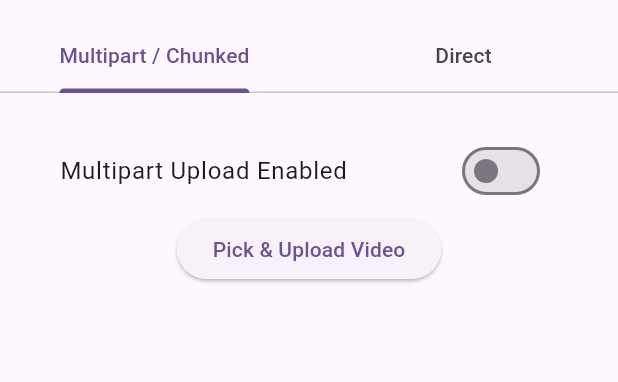
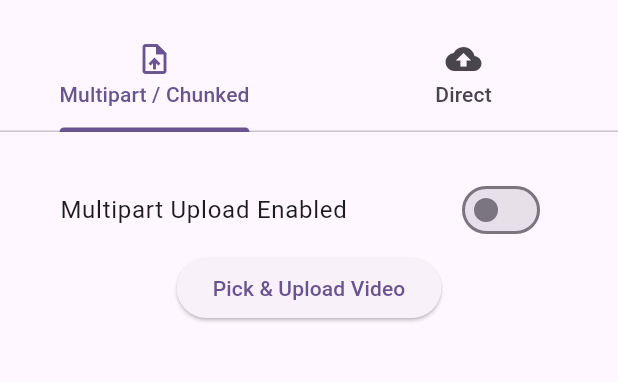
Before and after one commit to Fahadbinfayaz96/upload_methods, a Flutter app: the screen it shows after launch, after a tap on "Pick & Upload Video", on a phone screen of 412 x 824 dp, the part 63-445 px from its top. Run offline on Flutter 3.47's test engine with Material 3 defaults, Android fonts, the phone set to English and light mode, and no system bars; our stand-ins replace dio, image_picker, rxdart, video_player.

Commit message:
added the docs in code

```diff
--- a/lib/main.dart
+++ b/lib/main.dart
@@ -2,51 +2,80 @@ import 'package:flutter/material.dart';
 import 'package:upload_test/direct_upload.dart';
 import 'package:upload_test/multipart_upload.dart';
 
+/// Main entry point for the Video Upload Demo application
+///
+/// This application demonstrates three different file upload methods:
+/// 1. Multipart form upload
+/// 2. Chunked streaming upload
+/// 3. Direct upload with presigned URLs
+///
+/// The app features a tabbed interface to switch between different upload methods.
 void main() {
   runApp(const MyApp());
 }
 
+/// Root widget of the application
+///
+/// Configures the global MaterialApp settings including:
+/// - Application title
+/// - Theme configuration
+/// - Debug banner visibility
+/// - Initial route
 class MyApp extends StatelessWidget {
   const MyApp({super.key});
 
-  // This widget is the root of your application.
   @override
   Widget build(BuildContext context) {
     return MaterialApp(
       title: 'Flutter Demo',
       theme: ThemeData(
-
         colorScheme: ColorScheme.fromSeed(seedColor: Colors.deepPurple),
         useMaterial3: true,
-
       ),
       debugShowCheckedModeBanner: false,
-      home:  UploadHome(),
+      home: const UploadHome(),
     );
   }
 }
 
-
+/// Home screen that provides navigation between different upload methods
+///
+/// Features:
+/// - Tab-based navigation
+/// - Two main upload method categories:
+///   1. Multipart/Chunked uploads
+///   2. Direct S3 uploads with presigned URLs
+///
+/// Uses a DefaultTabController to manage tab state and switching.
 class UploadHome extends StatelessWidget {
   const UploadHome({super.key});
 
   @override
   Widget build(BuildContext context) {
     return DefaultTabController(
-      length: 2, // Two tabs: Multipart/Chunked and Direct
+      length: 2, // Number of tabs
       child: Scaffold(
         appBar: AppBar(
           title: const Text("Video Upload Options"),
           bottom: const TabBar(
             tabs: [
-              Tab(text: "Multipart / Chunked"),
-              Tab(text: "Direct"),
+              Tab(
+                icon: Icon(Icons.upload_file),
+                text: "Multipart / Chunked",
+              ),
+              Tab(
+                icon: Icon(Icons.cloud_upload),
+                text: "Direct",
+              ),
             ],
           ),
         ),
         body: const TabBarView(
           children: [
+            // First tab: Multipart and Chunked upload implementations
             UploadScreen(),
+
+            // Second tab: Direct S3 upload implementation
             DirectUploadScreen(),
           ],
         ),
--- a/lib/multipart_upload.dart
+++ b/lib/multipart_upload.dart
@@ -5,19 +5,39 @@ import 'package:flutter/material.dart';
 import 'package:image_picker/image_picker.dart';
 import 'package:video_player/video_player.dart';
 
+/// A Flutter widget for handling video uploads with two different methods:
+/// 1. Multipart form upload (default)
+/// 2. Chunked streaming upload
+///
+/// Features:
+/// - Toggle between upload methods
+/// - Real-time progress tracking
+/// - Video preview after upload
+/// - Upload performance metrics
 class UploadScreen extends StatefulWidget {
   const UploadScreen({super.key});
+
   @override
   State<UploadScreen> createState() => _UploadScreenState();
 }
 
 class _UploadScreenState extends State<UploadScreen> {
+  /// Current upload progress (0.0 to 1.0)
   double progress = 0.0;
+
+  /// Flag indicating if an upload is in progress
   bool isUploading = false;
+
+  /// Toggle between chunked and multipart upload
   bool useChunkedUpload = false;
+
+  /// Path to the uploaded video file
   String? uploadedVideoPath;
+
+  /// Time taken for upload in milliseconds
   int? uploadDurationMs;
 
+  /// Controller for video playback preview
   VideoPlayerController? _videoController;
 
   @override
@@ -26,7 +46,13 @@ class _UploadScreenState extends State<UploadScreen> {
     super.dispose();
   }
 
+  /// Main upload handler that:
+  /// 1. Selects video from gallery
+  /// 2. Configures Dio client
+  /// 3. Performs upload based on selected method
+  /// 4. Handles response and initializes video player
   Future<void> pickAndUpload() async {
+    // Step 1: Pick video from gallery
     final file = await ImagePicker().pickVideo(source: ImageSource.gallery);
     if (file == null) return;
 
@@ -45,6 +71,36 @@ class _UploadScreenState extends State<UploadScreen> {
 
     try {
       if (useChunkedUpload) {
+        // Chunked upload implementation
+        await _performChunkedUpload(dio, filename, filePath);
+      } else {
+        // Multipart upload implementation
+        await _performMultipartUpload(dio, filename, filePath);
+      }
+
+      // Initialize video player if upload succeeded
+      if (uploadedVideoPath != null) {
+        await _initializeVideoPlayer();
+      }
+    } catch (e) {
+      _showToast("Upload error: $e");
+      log("Upload error: $e");
+    } finally {
+      stopwatch.stop();
+      setState(() {
+        isUploading = false;
+        uploadDurationMs = stopwatch.elapsedMilliseconds;
+      });
+    }
+  }
+
+  /// Performs chunked streaming upload
+  ///
+  /// @param dio The Dio client instance
+  /// @param filename Name of the file to upload
+  /// @param filePath Local path to the video file
+  Future<void> _performChunkedUpload(
+      Dio dio, String filename, String filePath) async {
     final url = "http://000.000.0.00:3000/upload-chunked/$filename";
     final totalBytes = File(filePath).lengthSync();
     final fileStream = File(filePath).openRead();
@@ -67,7 +123,15 @@ class _UploadScreenState extends State<UploadScreen> {
     } else {
       _showToast("Chunked Upload Failed");
     }
-      } else {
+  }
+
+  /// Performs multipart form upload
+  ///
+  /// @param dio The Dio client instance
+  /// @param filename Name of the file to upload
+  /// @param filePath Local path to the video file
+  Future<void> _performMultipartUpload(
+      Dio dio, String filename, String filePath) async {
     final url = "http://000.000.0.00:3000/upload-multipart";
     final formData = FormData.fromMap({
       "file": await MultipartFile.fromFile(filePath, filename: filename),
@@ -89,24 +153,15 @@ class _UploadScreenState extends State<UploadScreen> {
     }
   }
 
-      if (uploadedVideoPath != null) {
+  /// Initializes the video player controller with the uploaded file
+  Future<void> _initializeVideoPlayer() async {
     _videoController?.dispose();
     _videoController = VideoPlayerController.file(File(uploadedVideoPath!));
     await _videoController!.initialize();
     setState(() {});
   }
-    } catch (e) {
-      _showToast(" Upload error: $e");
-      log("Upload error: $e");
-    } finally {
-      stopwatch.stop();
-      setState(() {
-        isUploading = false;
-        uploadDurationMs = stopwatch.elapsedMilliseconds;
-      });
-    }
-  }
 
+  /// Displays a snackbar with the given message
   void _showToast(String message) {
     ScaffoldMessenger.of(context).showSnackBar(SnackBar(content: Text(message)));
   }
@@ -116,13 +171,12 @@ class _UploadScreenState extends State<UploadScreen> {
     final progressPercent = (progress * 100).toStringAsFixed(1);
 
     return Scaffold(
-
       body: Padding(
         padding: const EdgeInsets.all(24.0),
         child: SingleChildScrollView(
           child: Column(
-
             children: [
+              // Upload method toggle
               SwitchListTile(
                 title: Text(useChunkedUpload
                     ? "Chunked Upload Enabled"
@@ -130,11 +184,16 @@ class _UploadScreenState extends State<UploadScreen> {
                 value: useChunkedUpload,
                 onChanged: (val) => setState(() => useChunkedUpload = val),
               ),
+
+              // Upload button
               ElevatedButton(
                 onPressed: isUploading ? null : pickAndUpload,
                 child: const Text("Pick & Upload Video"),
               ),
+
               const SizedBox(height: 20),
+
+              // Progress indicator
               if (isUploading)
                 Column(
                   children: [
@@ -143,6 +202,8 @@ class _UploadScreenState extends State<UploadScreen> {
                     Text("Progress: $progressPercent%"),
                   ],
                 ),
+
+              // Video preview section
               if (uploadedVideoPath != null &&
                   _videoController != null &&
                   _videoController!.value.isInitialized)
@@ -169,6 +230,8 @@ class _UploadScreenState extends State<UploadScreen> {
                     ),
                   ],
                 ),
+
+              // Upload metrics
               if (uploadDurationMs != null)
                 Padding(
                   padding: const EdgeInsets.only(top: 20),
```
Also changed, not shown: lib/direct_upload.dart (+55 -8 lines). Lines whose indentation alone changed are shown as unchanged.
